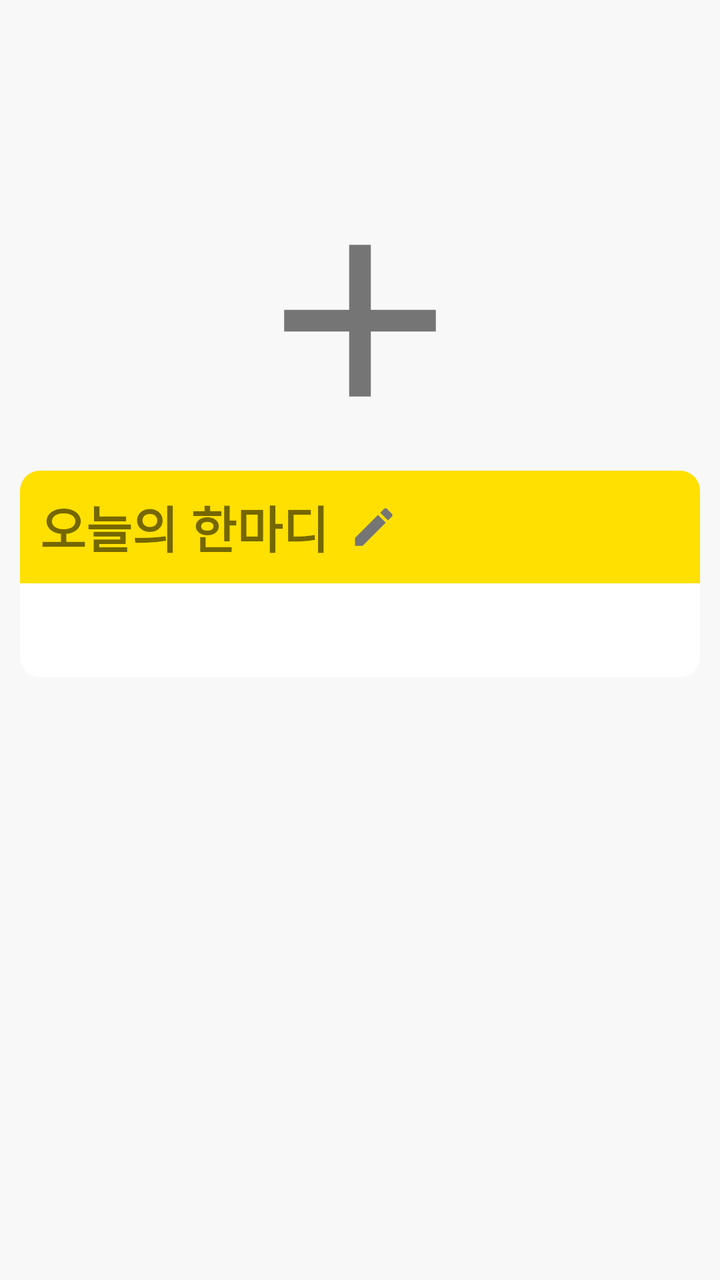
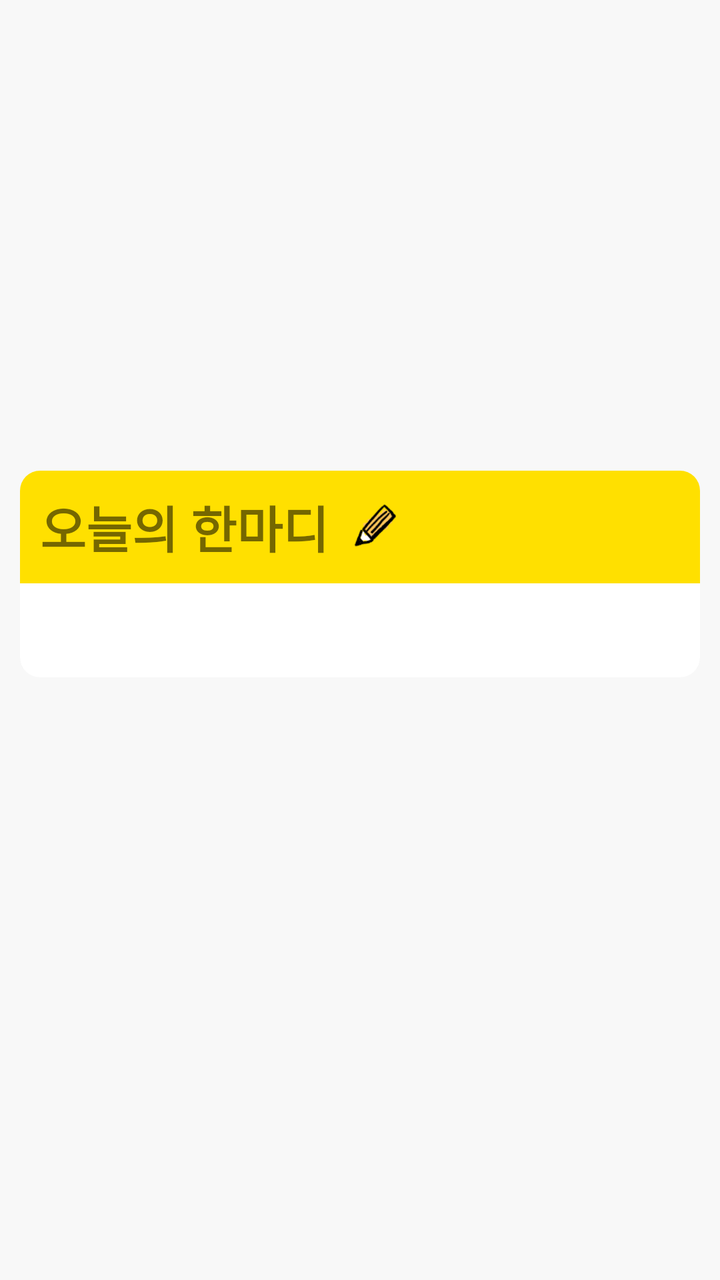

The first picture is an Android layout as it rendered before a commit; the second is the same layout after the commit. The layout source and the unified diff follow.
<!-- AndroidManifest.xml: application theme Theme.Doraboda -->
<!-- res/layout/activity_read_mode.xml -->
<?xml version="1.0" encoding="utf-8"?>
<layout xmlns:tools="http://schemas.android.com/tools">
<androidx.constraintlayout.widget.ConstraintLayout
    xmlns:android="http://schemas.android.com/apk/res/android"
    xmlns:app="http://schemas.android.com/apk/res-auto"
    android:layout_width="match_parent"
    android:layout_height="match_parent"
    tools:context=".ui.ReadModeActivity">
    <TextView
        android:id="@+id/readModeTextView1"
        android:textSize="30sp"
        android:textAlignment="center"
        android:layout_width="match_parent"
        android:layout_height="wrap_content"
        app:layout_constraintTop_toTopOf="parent"
        android:layout_margin="15dp"
        android:textColor="@color/black"
        android:textStyle="bold"
        />
    <ScrollView
        android:layout_width="match_parent"
        android:layout_height="0dp"
        app:layout_constraintTop_toBottomOf="@id/readModeTextView1"
        app:layout_constraintBottom_toBottomOf="parent"
        >
    <androidx.constraintlayout.widget.ConstraintLayout
        android:layout_width="match_parent"
        android:layout_height="wrap_content">
    <ImageView
        android:id="@+id/readModeEditImageView1"
        android:layout_width="130dp"
        android:layout_height="130dp"
        android:layout_margin="40dp"
        android:src="@drawable/icon_add"
        app:layout_constraintStart_toStartOf="parent"
        app:layout_constraintEnd_toEndOf="parent"
        app:layout_constraintTop_toTopOf="parent"
        />

    <com.google.android.material.card.MaterialCardView
        android:id="@+id/readModeCardView2"
        android:layout_width="match_parent"
        android:layout_height="wrap_content"
        android:layout_margin="10dp"
        app:cardCornerRadius="10dp"
        app:cardElevation="0dp"
        app:layout_constraintTop_toBottomOf="@id/readModeEditImageView1"
        >
        <androidx.constraintlayout.widget.ConstraintLayout
            android:layout_width="match_parent"
            android:layout_height="wrap_content"
            android:layout_marginBottom="10dp"
            >
            <androidx.constraintlayout.widget.ConstraintLayout
                android:id="@+id/readModeLinearLayout2"
                android:background="@color/mainYellow"
                android:layout_width="match_parent"
                android:layout_height="wrap_content"
                app:layout_constraintTop_toTopOf="parent"
                >
        <TextView
            android:text="@string/readModeText"
            android:textStyle="bold"
            android:textSize="25sp"
            android:id="@+id/readModeTextView3"
            app:layout_constraintTop_toTopOf="parent"
            app:layout_constraintBottom_toBottomOf="parent"
            app:layout_constraintStart_toStartOf="parent"
            android:layout_width="wrap_content"
            android:layout_height="wrap_content"
            android:layout_margin="10dp"
            />
                <ImageView
                    android:id="@+id/readModeEditImageView2"
                    android:layout_width="25dp"
                    android:layout_height="25dp"
                    android:layout_margin="10dp"
                    android:src="@drawable/icon_edit"
                    app:layout_constraintStart_toEndOf="@+id/readModeTextView3"
                    app:layout_constraintTop_toTopOf="parent"
                    app:layout_constraintBottom_toBottomOf="parent"
                    />
            </androidx.constraintlayout.widget.ConstraintLayout>
        <TextView
            android:textSize="20sp"
            android:id="@+id/readModeTextView4"
            app:layout_constraintTop_toBottomOf="@id/readModeLinearLayout2"
            android:layout_width="match_parent"
            android:layout_height="wrap_content"
            android:layout_margin="10dp"
             />
        </androidx.constraintlayout.widget.ConstraintLayout>
    </com.google.android.material.card.MaterialCardView>
    </androidx.constraintlayout.widget.ConstraintLayout>
    </ScrollView>
</androidx.constraintlayout.widget.ConstraintLayout>
</layout>
<!-- resources referenced by this layout -->
<resources>
  <color name="black">#FF000000</color>
  <color name="mainYellow">#FFE000</color>
  <!-- drawable icon_add (drawable) -->
  <vector xmlns:android="http://schemas.android.com/apk/res/android" android:height="24dp" android:tint="#757575" android:viewportHeight="24" android:viewportWidth="24" android:width="24dp">
        
      <path android:fillColor="@android:color/white" android:pathData="M19,13h-6v6h-2v-6H5v-2h6V5h2v6h6v2z"/>
      
  </vector>
  <!-- drawable icon_edit (drawable) -->
  <vector android:height="24dp" android:tint="#757575"
      android:viewportHeight="24" android:viewportWidth="24"
      android:width="24dp" xmlns:android="http://schemas.android.com/apk/res/android">
      <path android:fillColor="@android:color/white" android:pathData="M3,17.25V21h3.75L17.81,9.94l-3.75,-3.75L3,17.25zM20.71,7.04c0.39,-0.39 0.39,-1.02 0,-1.41l-2.34,-2.34c-0.39,-0.39 -1.02,-0.39 -1.41,0l-1.83,1.83 3.75,3.75 1.83,-1.83z"/>
  </vector>
  <string name="readModeText">오늘의 한마디</string>
  <style name="Theme.Doraboda" parent="Theme.MaterialComponents.Light">
          
          <item name="colorPrimary">@color/mainYellow</item>
          <item name="colorPrimaryVariant">@color/purple_700</item>
          <item name="colorOnPrimary">@color/white</item>
          
          <item name="colorSecondary">@color/teal_200</item>
          <item name="colorSecondaryVariant">@color/teal_700</item>
          <item name="colorOnSecondary">@color/black</item>
          
          <item name="android:statusBarColor">?attr/colorPrimaryVariant</item>
          
          <item name="windowActionBar">false</item>
          <item name="windowNoTitle">true</item>
          <item name="bottomSheetDialogTheme">@style/BottomSheetTheme</item>
          <item name="android:fitsSystemWindows">true</item>
          <item name="android:colorBackground">@color/bgYellow</item>
          <item name="android:windowLightStatusBar">true</item>
      </style>
  <color name="purple_700">#FF3700B3</color>
  <color name="white">#FFFFFFFF</color>
  <color name="teal_200">#FF03DAC5</color>
  <color name="teal_700">#FF018786</color>
  <style name="BottomSheetTheme" parent="Theme.Design.Light.BottomSheetDialog">
          <item name="bottomSheetStyle">@style/BottomSheetStyle</item>
          <item name="android:windowIsFloating">false</item>
      </style>
  <color name="bgYellow">#F8F8F8</color>
  <style name="BottomSheetStyle" parent="Widget.Design.BottomSheet.Modal">
          <item name="android:background">@drawable/bottom_sheet_style</item>
      </style>
  <!-- drawable bottom_sheet_style (drawable) -->
  <?xml version="1.0" encoding="utf-8"?>
  
  <shape xmlns:android="http://schemas.android.com/apk/res/android"
      android:shape="rectangle">
      <corners
          android:topLeftRadius="25dp"
          android:topRightRadius="25dp" />
      <solid android:color="@color/subYellow"/>
  </shape>
  <color name="subYellow">#FFFAF4C0</color>
</resources>

<!-- the commit's change to res/layout/activity_read_mode.xml (unified diff, before → after) -->
@@ -31,7 +31,6 @@
         android:layout_width="130dp"
         android:layout_height="130dp"
         android:layout_margin="40dp"
-        android:src="@drawable/icon_add"
         app:layout_constraintStart_toStartOf="parent"
         app:layout_constraintEnd_toEndOf="parent"
         app:layout_constraintTop_toTopOf="parent"
<!-- resource entries referenced after the edit -->
@@ -2,18 +2,7 @@
 <resources>
   <color name="black">#FF000000</color>
   <color name="mainYellow">#FFE000</color>
-  <!-- drawable icon_add (drawable) -->
-  <vector xmlns:android="http://schemas.android.com/apk/res/android" android:height="24dp" android:tint="#757575" android:viewportHeight="24" android:viewportWidth="24" android:width="24dp">
-        
-      <path android:fillColor="@android:color/white" android:pathData="M19,13h-6v6h-2v-6H5v-2h6V5h2v6h6v2z"/>
-      
-  </vector>
-  <!-- drawable icon_edit (drawable) -->
-  <vector android:height="24dp" android:tint="#757575"
-      android:viewportHeight="24" android:viewportWidth="24"
-      android:width="24dp" xmlns:android="http://schemas.android.com/apk/res/android">
-      <path android:fillColor="@android:color/white" android:pathData="M3,17.25V21h3.75L17.81,9.94l-3.75,-3.75L3,17.25zM20.71,7.04c0.39,-0.39 0.39,-1.02 0,-1.41l-2.34,-2.34c-0.39,-0.39 -1.02,-0.39 -1.41,0l-1.83,1.83 3.75,3.75 1.83,-1.83z"/>
-  </vector>
+  <!-- drawable icon_edit: png bitmap (drawable, 3776 bytes) -->
   <string name="readModeText">오늘의 한마디</string>
   <style name="Theme.Doraboda" parent="Theme.MaterialComponents.Light">
           
